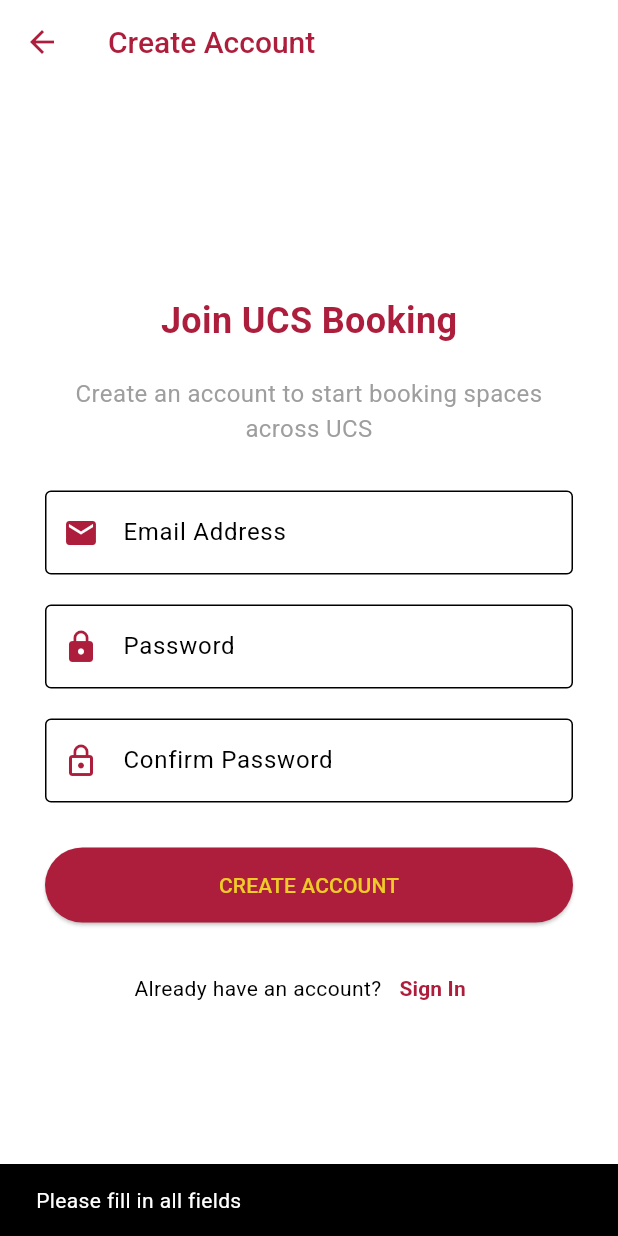
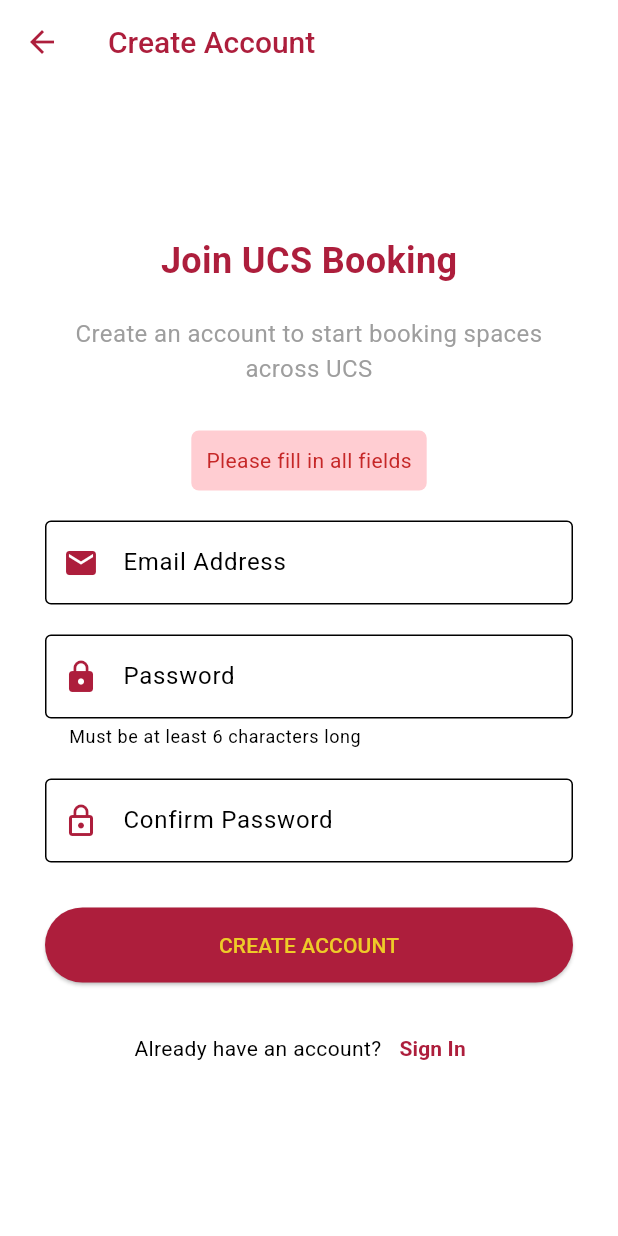
Before and after one commit to SarunasPersonal/Final_Project, a Flutter app: the RegisterScreen screen opened directly, after a tap on "CREATE ACCOUNT", on a phone screen of 412 x 824 dp. Run offline on Flutter 3.47's test engine with Material 3 defaults, Android fonts, the phone set to English and light mode, and no system bars; our stand-ins replace firebase_auth, firebase_core, shared_preferences; accounts and stored records are empty.

Commit message:
Firebase-register-account-input-validation-and-firebase-integration

```diff
--- a/lib/register_screen.dart
+++ b/lib/register_screen.dart
@@ -1,37 +1,179 @@
+import 'package:firebase_auth/firebase_auth.dart';
 import 'package:flutter/material.dart';
 import 'package:flutter_ucs_app/constants.dart';
+import 'package:flutter_ucs_app/home_page.dart';
+import 'package:flutter_ucs_app/services/firebase_auth_service.dart';
+import 'package:provider/provider.dart';
 
-class RegisterScreen extends StatelessWidget {
+class RegisterScreen extends StatefulWidget {
   const RegisterScreen({super.key});
 
   @override
-  Widget build(BuildContext context) {
+  State<RegisterScreen> createState() => _RegisterScreenState();
+}
+
+class _RegisterScreenState extends State<RegisterScreen> {
   // Controllers for text fields
   final emailController = TextEditingController();
   final passwordController = TextEditingController();
   final confirmPasswordController = TextEditingController();
 
+  // Loading and error state
+  bool _isLoading = false;
+  String? _errorMessage;
+
+  @override
+  void dispose() {
+    // Clean up controllers when the widget is removed
+    emailController.dispose();
+    passwordController.dispose();
+    confirmPasswordController.dispose();
+    super.dispose();
+  }
+
+  // Validate email format
+  bool _isValidEmail(String email) {
+    // Basic email validation
+    return RegExp(r'^[\w-\.]+@([\w-]+\.)+[\w-]{2,4}$').hasMatch(email);
+  }
+
+  // Validate password strength
+  bool _isValidPassword(String password) {
+    // Password should be at least 6 characters
+    return password.length >= 6;
+  }
+
+  // Register the user with Firebase
+  Future<void> _registerUser() async {
+    // Clear any previous error messages
+    setState(() {
+      _errorMessage = null;
+      _isLoading = true;
+    });
+
+    // Validate inputs
+    if (emailController.text.isEmpty ||
+        passwordController.text.isEmpty ||
+        confirmPasswordController.text.isEmpty) {
+      setState(() {
+        _errorMessage = 'Please fill in all fields';
+        _isLoading = false;
+      });
+      return;
+    }
+
+    if (!_isValidEmail(emailController.text.trim())) {
+      setState(() {
+        _errorMessage = 'Please enter a valid email address';
+        _isLoading = false;
+      });
+      return;
+    }
+
+    if (!_isValidPassword(passwordController.text)) {
+      setState(() {
+        _errorMessage = 'Password must be at least 6 characters long';
+        _isLoading = false;
+      });
+      return;
+    }
+
+    if (passwordController.text != confirmPasswordController.text) {
+      setState(() {
+        _errorMessage = 'Passwords do not match';
+        _isLoading = false;
+      });
+      return;
+    }
+
+    try {
+      // Get Firebase Auth service from provider
+      final authService = Provider.of<FirebaseAuthService>(context, listen: false);
+
+      // Register the user
+      final user = await authService.registerWithEmailPassword(
+        emailController.text.trim(),
+        passwordController.text,
+      );
+
+      if (!mounted) return;
+
+      if (user != null) {
+        // Registration successful, navigate to home page
+        ScaffoldMessenger.of(context).showSnackBar(
+          const SnackBar(
+            content: Text('Account created successfully!'),
+            backgroundColor: Colors.green,
+          ),
+        );
+
+        // Navigate to home page after short delay
+        Future.delayed(const Duration(seconds: 1), () {
+          if (!mounted) return;
+          Navigator.pushReplacement(
+            context,
+            MaterialPageRoute(builder: (context) => const HomePage()),
+          );
+        });
+      }
+    } on FirebaseAuthException catch (e) {
+      // Handle Firebase Auth specific errors
+      setState(() {
+        switch (e.code) {
+          case 'email-already-in-use':
+            _errorMessage = 'The email address is already in use';
+            break;
+          case 'invalid-email':
+            _errorMessage = 'The email address is not valid';
+            break;
+          case 'operation-not-allowed':
+            _errorMessage = 'Email/password accounts are not enabled';
+            break;
+          case 'weak-password':
+            _errorMessage = 'The password is too weak';
+            break;
+          default:
+            _errorMessage = 'Registration failed: ${e.message}';
+        }
+      });
+    } catch (e) {
+      // Handle generic errors
+      setState(() {
+        _errorMessage = 'An error occurred. Please try again.';
+      });
+    } finally {
+      // Reset loading state if still mounted
+      if (mounted) {
+        setState(() {
+          _isLoading = false;
+        });
+      }
+    }
+  }
+
+  @override
+  Widget build(BuildContext context) {
     return Scaffold(
       appBar: AppBar(
-        backgroundColor: whiteColor, // Set app bar background color
-        elevation: 0, // Remove shadow
+        backgroundColor: whiteColor,
+        elevation: 0,
         leading: IconButton(
-          icon: const Icon(Icons.arrow_back, color: primaryColor), // Back button
-          onPressed: () => Navigator.pop(context), // Navigate back
+          icon: const Icon(Icons.arrow_back, color: primaryColor),
+          onPressed: () => Navigator.pop(context),
         ),
         title: const Text(
-          'Create Account', // App bar title
+          'Create Account',
           style: TextStyle(color: primaryColor),
         ),
       ),
       body: Center(
         child: SingleChildScrollView(
           child: ConstrainedBox(
-            constraints: const BoxConstraints(maxWidth: 400), // Limit max width
+            constraints: const BoxConstraints(maxWidth: 400),
             child: Padding(
-              padding: const EdgeInsets.all(24.0), // Add padding
+              padding: const EdgeInsets.all(24.0),
               child: Column(
-                mainAxisSize: MainAxisSize.min, // Minimize column size
+                mainAxisSize: MainAxisSize.min,
                 children: [
                   // Title text
                   const Text(
@@ -42,7 +184,8 @@ class RegisterScreen extends StatelessWidget {
                       color: primaryColor,
                     ),
                   ),
-                  const SizedBox(height: 20), // Spacing
+                  const SizedBox(height: 20),
+
                   // Subtitle text
                   const Text(
                     'Create an account to start booking spaces across UCS',
@@ -52,7 +195,23 @@ class RegisterScreen extends StatelessWidget {
                       color: Colors.grey,
                     ),
                   ),
-                  const SizedBox(height: 30), // Spacing
+                  const SizedBox(height: 30),
+
+                  // Error message display
+                  if (_errorMessage != null)
+                    Container(
+                      padding: const EdgeInsets.all(10),
+                      margin: const EdgeInsets.only(bottom: 20),
+                      decoration: BoxDecoration(
+                        color: Colors.red.shade100,
+                        borderRadius: BorderRadius.circular(5),
+                      ),
+                      child: Text(
+                        _errorMessage!,
+                        style: TextStyle(color: Colors.red.shade800),
+                      ),
+                    ),
+
                   // Email input field
                   TextField(
                     controller: emailController,
@@ -61,86 +220,62 @@ class RegisterScreen extends StatelessWidget {
                       border: OutlineInputBorder(),
                       prefixIcon: Icon(Icons.email, color: primaryColor),
                     ),
-                    keyboardType: TextInputType.emailAddress, // Email keyboard
+                    keyboardType: TextInputType.emailAddress,
+                    enabled: !_isLoading,
                   ),
-                  const SizedBox(height: 20), // Spacing
+                  const SizedBox(height: 20),
+
                   // Password input field
                   TextField(
                     controller: passwordController,
-                    obscureText: true, // Hide text for password
+                    obscureText: true,
                     decoration: const InputDecoration(
                       labelText: 'Password',
                       border: OutlineInputBorder(),
                       prefixIcon: Icon(Icons.lock, color: primaryColor),
+                      helperText: 'Must be at least 6 characters long',
                     ),
+                    enabled: !_isLoading,
                   ),
-                  const SizedBox(height: 20), // Spacing
+                  const SizedBox(height: 20),
+
                   // Confirm password input field
                   TextField(
                     controller: confirmPasswordController,
-                    obscureText: true, // Hide text for password
+                    obscureText: true,
                     decoration: const InputDecoration(
                       labelText: 'Confirm Password',
                       border: OutlineInputBorder(),
                       prefixIcon: Icon(Icons.lock_outline, color: primaryColor),
                     ),
+                    enabled: !_isLoading,
                   ),
-                  const SizedBox(height: 30), // Spacing
+                  const SizedBox(height: 30),
+
                   // Create account button
                   ElevatedButton(
                     style: ElevatedButton.styleFrom(
-                      backgroundColor: primaryColor, // Button color
-                      minimumSize: const Size(double.infinity, 50), // Full width
+                      backgroundColor: primaryColor,
+                      minimumSize: const Size(double.infinity, 50),
                     ),
-                    onPressed: () {
-                      // Simple validation
-                      if (emailController.text.isEmpty ||
-                          passwordController.text.isEmpty ||
-                          confirmPasswordController.text.isEmpty) {
-                        // Show error if any field is empty
-                        ScaffoldMessenger.of(context).showSnackBar(
-                          const SnackBar(
-                            content: Text('Please fill in all fields'),
-                          ),
-                        );
-                        return;
-                      }
-
-                      if (passwordController.text !=
-                          confirmPasswordController.text) {
-                        // Show error if passwords do not match
-                        ScaffoldMessenger.of(context).showSnackBar(
-                          const SnackBar(
-                            content: Text('Passwords do not match'),
-                          ),
-                        );
-                        return;
-                      }
-
-                      // Show success message
-                      ScaffoldMessenger.of(context).showSnackBar(
-                        const SnackBar(
-                          content: Text('Account created successfully!'),
-                        ),
-                      );
-
-                      // Navigate back to login screen
-                      Navigator.pop(context);
-                    },
-                    child: const Text(
+                    onPressed: _isLoading ? null : _registerUser,
+                    child: _isLoading
+                      ? const CircularProgressIndicator(color: secondaryColor)
+                      : const Text(
                           'CREATE ACCOUNT',
-                      style: TextStyle(color: secondaryColor), // Button text color
+                          style: TextStyle(color: secondaryColor),
                         ),
                   ),
-                  const SizedBox(height: 20), // Spacing
+                  const SizedBox(height: 20),
+
                   // Sign in link
                   Row(
-                    mainAxisAlignment: MainAxisAlignment.center, // Center align
+                    mainAxisAlignment: MainAxisAlignment.center,
                     children: [
                       const Text('Already have an account?'),
                       TextButton(
-                        onPressed: () {
-                          Navigator.pop(context); // Navigate back to sign in
+                        onPressed: _isLoading ? null : () {
+                          Navigator.pop(context);
                         },
                         child: const Text(
                           'Sign In',
```
Lines whose indentation alone changed are shown as unchanged.
